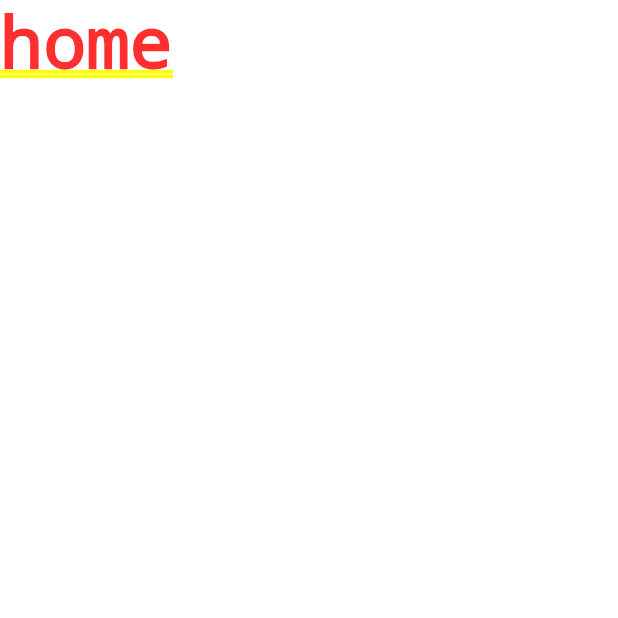
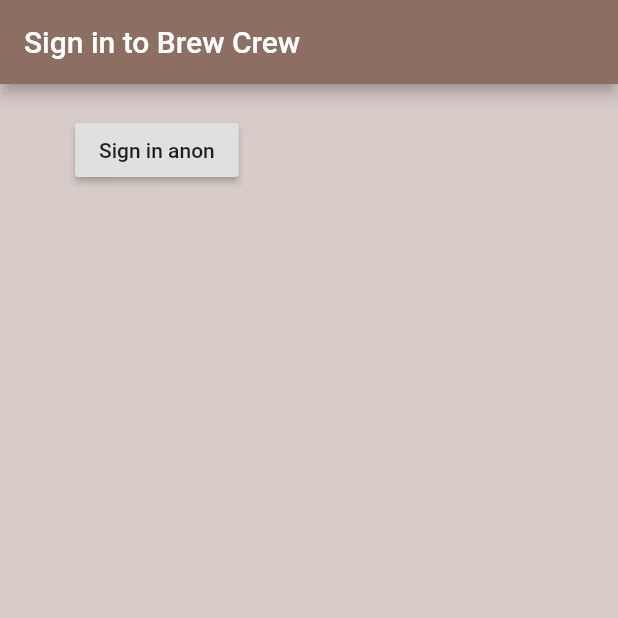
Before and after one commit to raphabarreto/flutter-firebase-app, a Flutter app: the screen it shows after launch, on a phone screen of 412 x 824 dp, the top half of it. Run offline on Flutter 3.47's test engine with Material 2 defaults, Android fonts, the phone set to English and light mode, and no system bars; our stand-ins replace firebase_auth; accounts and stored records are empty.

Commit message:
Anonymous Sign In

```diff
--- a/lib/screens/authenticate/authenticate.dart
+++ b/lib/screens/authenticate/authenticate.dart
@@ -1,3 +1,4 @@
+import 'package:brew_crew/screens/authenticate/sign_id.dart';
 import 'package:flutter/material.dart';
 
 class Authenticate extends StatefulWidget {
@@ -9,7 +10,7 @@ class _AuthenticateState extends State<Authenticate> {
   @override
   Widget build(BuildContext context) {
     return Container(
-      child: Text('authenticate'),
+      child: SigIn(),
     );
   }
 }
--- /dev/null
+++ b/lib/screens/authenticate/sign_id.dart
@@ -0,0 +1,38 @@
+import 'package:brew_crew/services/auth.dart';
+import 'package:flutter/material.dart';
+
+class SigIn extends StatefulWidget {
+  @override
+  _SigInState createState() => _SigInState();
+}
+
+class _SigInState extends State<SigIn> {
+
+  final AuthService _auth = AuthService();
+
+  @override
+  Widget build(BuildContext context) {
+    return Scaffold(
+      backgroundColor: Colors.brown[100],
+      appBar: AppBar(
+        backgroundColor: Colors.brown[400],
+        title: Text('Sign in to Brew Crew'),
+      ),
+      body: Container(
+        padding: EdgeInsets.symmetric(vertical: 20.0, horizontal: 50.0),
+        child: RaisedButton(
+          child: Text('Sign in anon'),
+          onPressed: () async {
+            dynamic result = await _auth.signInAnon();
+            if (result == null) {
+              print('error signing in');
+            } else {
+              print('signed in');
+              print(result);
+            }
+          }
+        ),
+      ),
+    );
+  }
+}
--- a/lib/screens/wrapper.dart
+++ b/lib/screens/wrapper.dart
@@ -1,4 +1,4 @@
-import 'package:brew_crew/screens/home/home.dart';
+import 'package:brew_crew/screens/authenticate/authenticate.dart';
 import 'package:flutter/material.dart';
 
 class Wrapper extends StatelessWidget {
@@ -6,6 +6,6 @@ class Wrapper extends StatelessWidget {
   Widget build(BuildContext context) {
 
     // return either Home or Authenticated widget
-    return Home();
+    return Authenticate();
   }
 }
```
